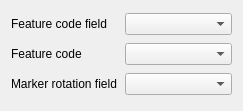
Before: the Qt Designer form cartography_tools/ui/marker_settings.ui in north-road/qgis-cartography-tools, drawn with Qt 5.
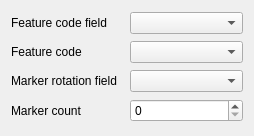
After: the same form once the commit is applied. Custom widgets are drawn as their Qt base class.

Commit message: Templated marker WIP

The edit to the form file:
```diff
--- a/cartography_tools/ui/marker_settings.ui
+++ b/cartography_tools/ui/marker_settings.ui
@@ -6,8 +6,8 @@
    <rect>
     <x>0</x>
     <y>0</y>
-    <width>243</width>
-    <height>111</height>
+    <width>254</width>
+    <height>136</height>
    </rect>
   </property>
   <property name="windowTitle">
@@ -44,6 +44,16 @@
      </property>
     </widget>
    </item>
+   <item row="3" column="0">
+    <widget class="QLabel" name="marker_count_label">
+     <property name="text">
+      <string>Marker count</string>
+     </property>
+    </widget>
+   </item>
+   <item row="3" column="1">
+    <widget class="QgsSpinBox" name="marker_count_spin"/>
+   </item>
   </layout>
  </widget>
  <customwidgets>
@@ -52,6 +62,11 @@
    <extends>QComboBox</extends>
    <header>qgis.gui</header>
   </customwidget>
+  <customwidget>
+   <class>QgsSpinBox</class>
+   <extends>QSpinBox</extends>
+   <header>qgis.gui</header>
+  </customwidget>
  </customwidgets>
  <resources/>
  <connections/>
```
Left out of the diff: 20 changed lines with no effect on the pictures. The commit also changes 4 other files.
